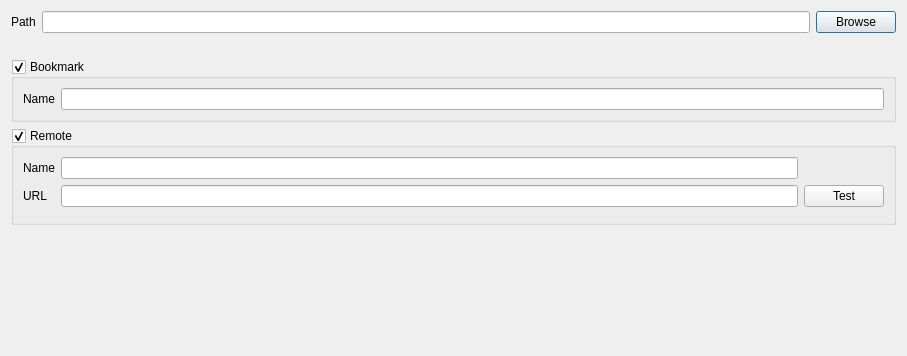
Old version of the form src/CreateRepositoryDialog.ui in the repository soramimi/Guitar; both pictures show x 0 to 907 and y 0 to 356 of the 907 by 624 pixel window.
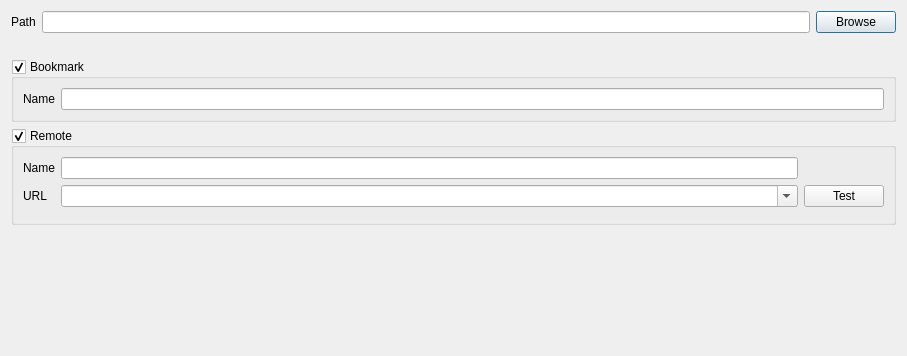
New version of the form. Custom widgets are drawn as their Qt base class.

The edit to the form file:
```diff
--- a/src/CreateRepositoryDialog.ui
+++ b/src/CreateRepositoryDialog.ui
@@ -101,7 +101,17 @@
          </widget>
         </item>
         <item row="1" column="1">
-         <widget class="RepositoryLineEdit" name="lineEdit_remote_url"/>
+         <widget class="RepositoryUrlComboBox" name="comboBox_url">
+          <property name="sizePolicy">
+           <sizepolicy hsizetype="Expanding" vsizetype="Fixed">
+            <horstretch>0</horstretch>
+            <verstretch>0</verstretch>
+           </sizepolicy>
+          </property>
+          <property name="editable">
+           <bool>true</bool>
+          </property>
+         </widget>
         </item>
         <item row="1" column="2">
          <widget class="QPushButton" name="pushButton_test_repo">
@@ -165,11 +175,6 @@
   </layout>
  </widget>
  <customwidgets>
-  <customwidget>
-   <class>RepositoryLineEdit</class>
-   <extends>QLineEdit</extends>
-   <header>RepositoryLineEdit.h</header>
-  </customwidget>
   <customwidget>
    <class>DirectoryLineEdit</class>
    <extends>QLineEdit</extends>
@@ -181,6 +186,11 @@
    <header>RemoteAdvancedOptionWidget.h</header>
    <container>1</container>
   </customwidget>
+  <customwidget>
+   <class>RepositoryUrlComboBox</class>
+   <extends>QComboBox</extends>
+   <header>RepositoryUrlComboBox.h</header>
+  </customwidget>
  </customwidgets>
  <resources/>
  <connections>
```
